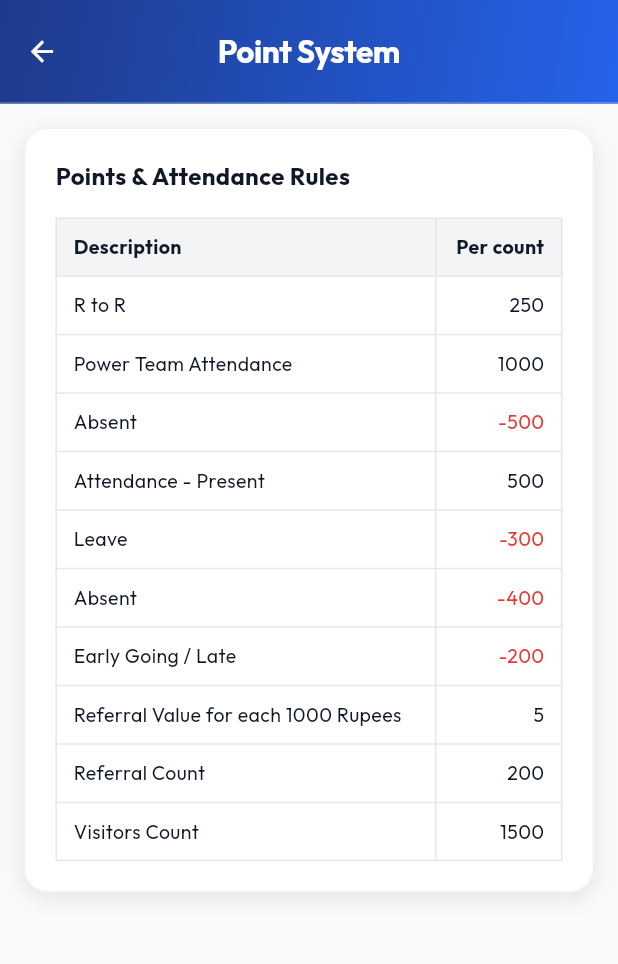
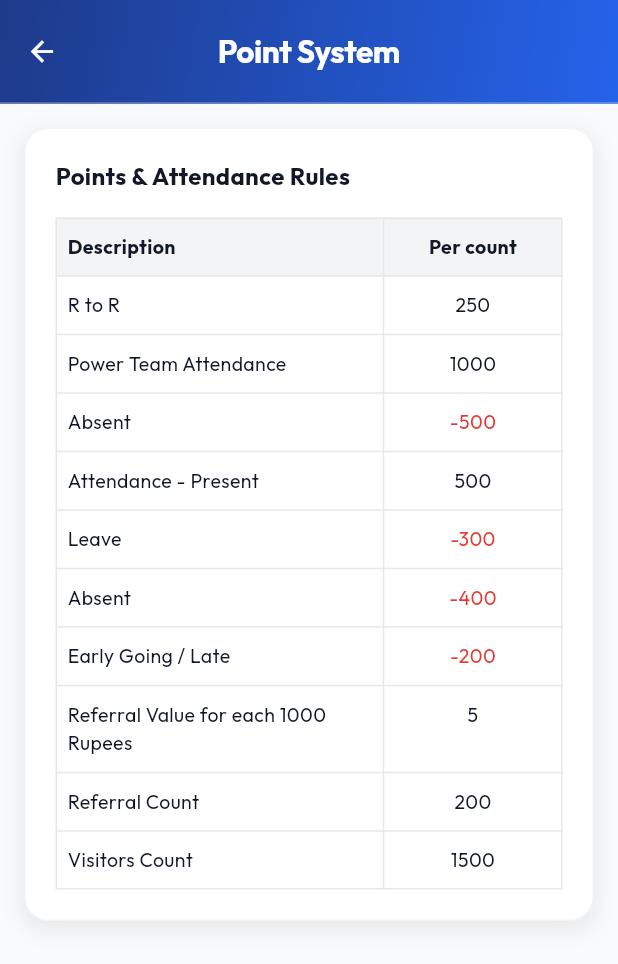
Before and after one commit to Rithish-25/rmbf, a Flutter app: the PointSystemScreen screen opened directly, on a phone screen of 412 x 824 dp. Shown: the top 964 px of the screen. Run offline on Flutter 3.47's test engine with Material 3 defaults, Android fonts, the phone set to English and light mode, and no system bars; our stand-ins replace google_fonts, image_picker, shared_preferences; missing offline and left inert: mobile_scanner; accounts and stored records are empty.

Commit message:
Final Changes

```diff
--- a/frontend/lib/screens/point_system_screen.dart
+++ b/frontend/lib/screens/point_system_screen.dart
@@ -70,8 +70,8 @@ class PointSystemScreen extends StatelessWidget {
               Table(
                 border: TableBorder.all(color: AppTheme.border, width: 1),
                 columnWidths: const {
-                  0: FlexColumnWidth(3),
-                  1: FlexColumnWidth(1),
+                  0: FlexColumnWidth(2.2),
+                  1: FlexColumnWidth(1.2),
                 },
                 children: [
                   const TableRow(
@@ -112,10 +112,10 @@ class _HeaderCell extends StatelessWidget {
   @override
   Widget build(BuildContext context) {
     return Padding(
-      padding: const EdgeInsets.symmetric(horizontal: 12, vertical: 10),
+      padding: const EdgeInsets.symmetric(horizontal: 8, vertical: 10),
       child: Text(
         t(text),
-        textAlign: alignEnd ? TextAlign.right : TextAlign.left,
+        textAlign: alignEnd ? TextAlign.center : TextAlign.left,
         style: const TextStyle(
           fontSize: 13,
           fontWeight: FontWeight.bold,
@@ -135,10 +135,10 @@ class _DataCell extends StatelessWidget {
   @override
   Widget build(BuildContext context) {
     return Padding(
-      padding: const EdgeInsets.symmetric(horizontal: 12, vertical: 10),
+      padding: const EdgeInsets.symmetric(horizontal: 8, vertical: 10),
       child: Text(
         t(text),
-        textAlign: alignEnd ? TextAlign.right : TextAlign.left,
+        textAlign: alignEnd ? TextAlign.center : TextAlign.left,
         style: TextStyle(fontSize: 13, color: color),
       ),
     );
--- a/frontend/lib/screens/profile_screen.dart
+++ b/frontend/lib/screens/profile_screen.dart
@@ -382,6 +382,7 @@ class _ProfileScreenState extends State<ProfileScreen> {
             decoration: BoxDecoration(
               color: AppTheme.background,
               borderRadius: BorderRadius.circular(8),
+              border: Border.all(color: AppTheme.border, width: 1),
             ),
             child: Icon(icon, color: iconColor, size: 18),
           ),
--- a/frontend/lib/screens/splash_screen.dart
+++ b/frontend/lib/screens/splash_screen.dart
@@ -35,8 +35,8 @@ class _SplashScreenState extends State<SplashScreen> with SingleTickerProviderSt
       body: Center(
         child: FadeTransition(
           opacity: _fadeAnimation,
-          child: SizedBox(
-            width: 250,
+          child: Padding(
+            padding: const EdgeInsets.symmetric(horizontal: 32),
             child: Image.asset(
               'assets/splash.jpeg',
               fit: BoxFit.contain,
```
Also changed, not shown: frontend/assets/splash.jpeg.
